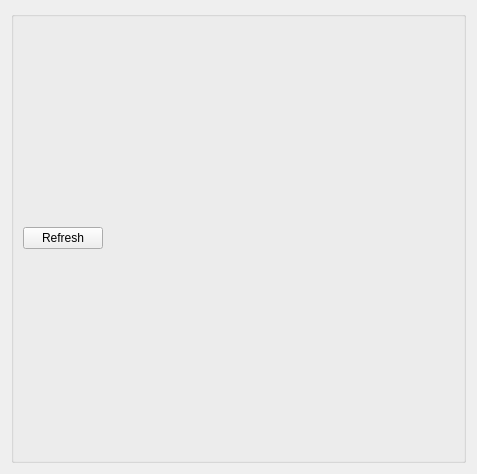
Above: GUI/View/cbcregisterstab.ui from tristandupree/Ph2_ACF before the change. Below: the same form after it.
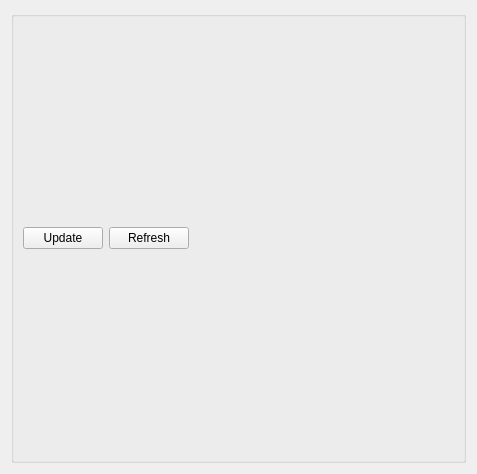
That is the form after the change.

Commit message: refresh/update button. no cbcreg thread

Patch:
```diff
--- a/GUI/View/cbcregisterstab.ui
+++ b/GUI/View/cbcregisterstab.ui
@@ -26,7 +26,14 @@
        </property>
        <layout class="QHBoxLayout" name="horizontalLayout">
         <item>
-         <widget class="QPushButton" name="pushButton">
+         <widget class="QPushButton" name="btnUpdate">
+          <property name="text">
+           <string>Update</string>
+          </property>
+         </widget>
+        </item>
+        <item>
+         <widget class="QPushButton" name="btnRefresh">
           <property name="text">
            <string>Refresh</string>
           </property>
```
The commit also changes 10 other files.
